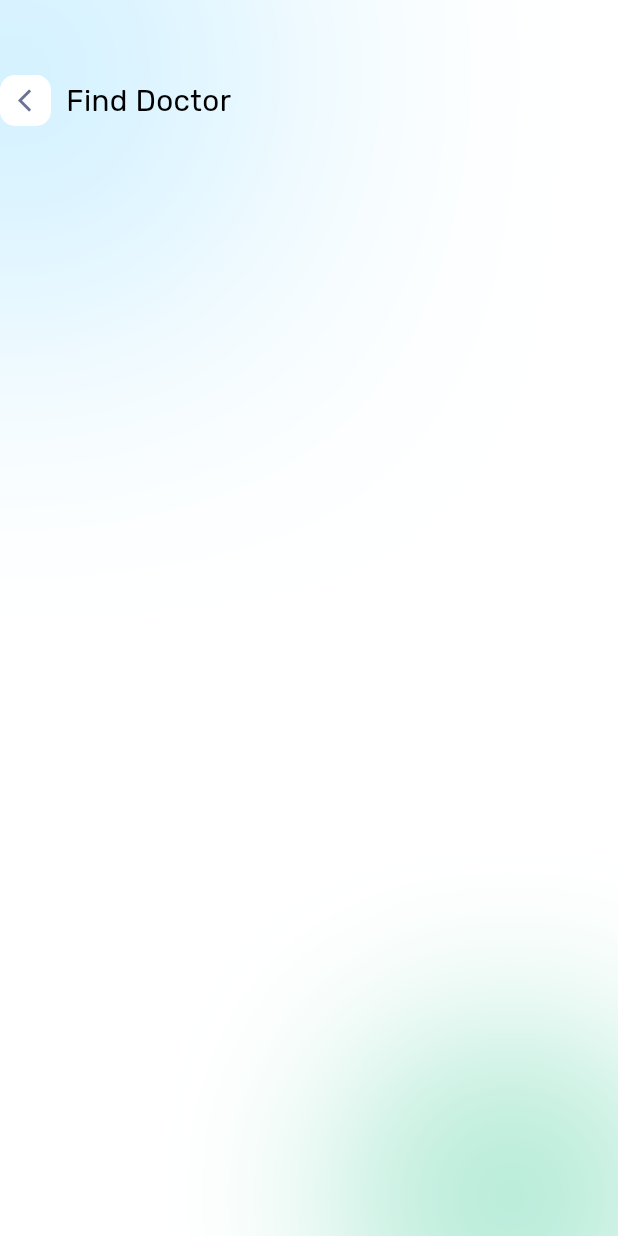
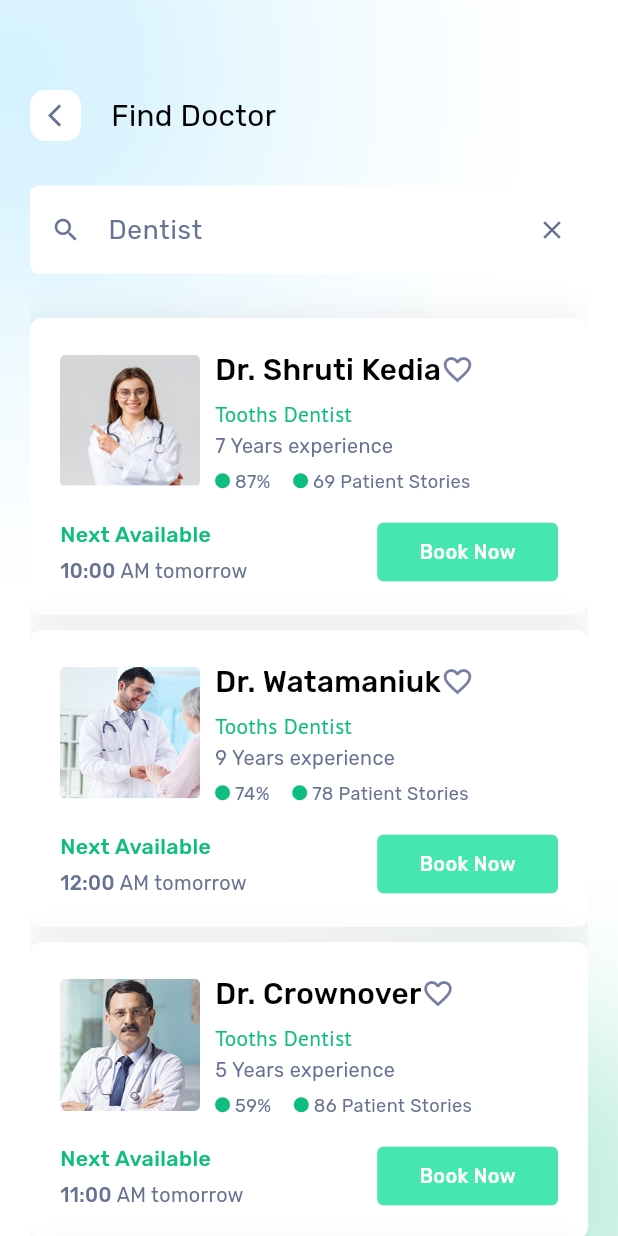
Before and after one commit to Elkady468/doctor_app, a Flutter app: the FindDoctorsView screen opened directly, on a phone screen of 412 x 824 dp. Run offline on Flutter 3.47's test engine with Material 3 defaults, Android fonts, the phone set to English and light mode, and no system bars; our stand-ins replace bloc, cloud_firestore, convex_bottom_bar, equatable, firebase_auth, firebase_core and 3 more; accounts and stored records are empty.

Commit message:
finish find doctor page

```diff
--- /dev/null
+++ b/devtools_options.yaml
@@ -0,0 +1,3 @@
+description: This file stores settings for Dart & Flutter DevTools.
+documentation: https://docs.flutter.dev/tools/devtools/extensions#configure-extension-enablement-states
+extensions:
--- a/lib/core/utils/Assets.dart
+++ b/lib/core/utils/Assets.dart
@@ -27,4 +27,7 @@ class Assets {
   static String comment3 = "assets/images/Ellipse 139 (2).png";
   static String comment4 = "assets/images/Ellipse 139 (3).png";
   static String addComment = "assets/images/menu.png";
+  static String findDoctor1 = "assets/images/Rectangle 506.png";
+  static String findDoctor2 = "assets/images/Rectangle 506 (1).png";
+  static String findDoctor3 = "assets/images/Rectangle 506 (2).png";
 }
--- a/lib/core/utils/styles.dart
+++ b/lib/core/utils/styles.dart
@@ -37,6 +37,15 @@ abstract class Styles {
     );
   }
 
+  static TextStyle Medium13(context) {
+    return TextStyle(
+      fontSize: getResponsiveFontSize(context, fontSize: 13),
+      color: Color(0xff0EBE7F),
+      fontFamily: "Rubik",
+      fontWeight: FontWeight.w500,
+    );
+  }
+
   static TextStyle Medium9(context) {
     return TextStyle(
       fontSize: getResponsiveFontSize(context, fontSize: 9),
@@ -52,6 +61,15 @@ abstract class Styles {
       color: Colors.black,
       fontFamily: "Rubik",
       fontWeight: FontWeight.w500,
+    );
+  }
+
+  static TextStyle Reguler13(context) {
+    return TextStyle(
+      fontSize: getResponsiveFontSize(context, fontSize: 13),
+      color: Color(0xff0EBE7F),
+      fontFamily: "PTSans",
+      fontWeight: FontWeight.w400,
     );
   }
 
@@ -86,6 +104,15 @@ abstract class Styles {
     return TextStyle(
       fontSize: getResponsiveFontSize(context, fontSize: 20),
       color: Colors.white,
+      fontFamily: "Rubik",
+      fontWeight: FontWeight.w300,
+    );
+  }
+
+  static TextStyle Ligth11(context) {
+    return TextStyle(
+      fontSize: getResponsiveFontSize(context, fontSize: 11),
+      color: Color(0xff677294),
       fontFamily: "Rubik",
       fontWeight: FontWeight.w300,
     );
--- /dev/null
+++ b/lib/feature/home/data/models/find_doctor_model.dart
@@ -0,0 +1,13 @@
+class FindDoctorModel {
+  final String doctorName, time, image;
+  final int experienceCount, percentage, patientStories;
+
+  FindDoctorModel({
+    required this.image,
+    required this.doctorName,
+    required this.time,
+    required this.experienceCount,
+    required this.percentage,
+    required this.patientStories,
+  });
+}
--- a/lib/feature/home/presentation/views/widgets/custom_app_bar.dart
+++ b/lib/feature/home/presentation/views/widgets/custom_app_bar.dart
@@ -45,7 +45,7 @@ class CustomAppBar extends StatelessWidget {
           bottom: -20,
           child: Padding(
             padding: const EdgeInsets.symmetric(horizontal: 20.0),
-            child: CustomTextField(),
+            child: CustomTextField(hintText: "Search..."),
           ),
         ),
       ],
--- a/lib/feature/home/presentation/views/widgets/custom_text_field.dart
+++ b/lib/feature/home/presentation/views/widgets/custom_text_field.dart
@@ -2,8 +2,8 @@ import 'package:doctor_app/core/utils/styles.dart';
 import 'package:flutter/material.dart';
 
 class CustomTextField extends StatelessWidget {
-  const CustomTextField({super.key});
-
+  const CustomTextField({super.key, required this.hintText});
+  final String hintText;
   @override
   Widget build(BuildContext context) {
     return TextField(
@@ -15,7 +15,7 @@ class CustomTextField extends StatelessWidget {
         suffixIcon: Icon(Icons.close, color: Color(0xff677294), size: 20),
         fillColor: Colors.white,
         filled: true,
-        hintText: "Search...",
+        hintText: hintText,
         hintStyle: Styles.Reguler16(context),
         border: OutlineInputBorder(
           borderSide: BorderSide(width: 0, color: Colors.white),
--- a/lib/feature/home/presentation/views/widgets/find_doctor_appbar.dart
+++ b/lib/feature/home/presentation/views/widgets/find_doctor_appbar.dart
@@ -25,7 +25,7 @@ class FindDoctorAppbar extends StatelessWidget {
             ),
           ),
         ),
-        SizedBox(width: 10),
+        SizedBox(width: 20),
         Text("Find Doctor", style: Styles.Reguler18(context)),
       ],
     );
--- a/lib/feature/home/presentation/views/widgets/find_doctor_body.dart
+++ b/lib/feature/home/presentation/views/widgets/find_doctor_body.dart
@@ -1,4 +1,7 @@
+import 'package:doctor_app/feature/home/presentation/views/widgets/custom_text_field.dart';
 import 'package:doctor_app/feature/home/presentation/views/widgets/find_doctor_appbar.dart';
+import 'package:doctor_app/feature/home/presentation/views/widgets/find_doctor_item.dart';
+import 'package:doctor_app/feature/home/presentation/views/widgets/find_doctor_list_view.dart';
 import 'package:flutter/material.dart';
 
 class FindDoctorBody extends StatelessWidget {
@@ -6,6 +9,20 @@ class FindDoctorBody extends StatelessWidget {
 
   @override
   Widget build(BuildContext context) {
-    return Column(children: [SizedBox(height: 50), FindDoctorAppbar()]);
+    return Padding(
+      padding: const EdgeInsets.symmetric(horizontal: 20.0),
+      child: SingleChildScrollView(
+        child: Column(
+          children: [
+            SizedBox(height: 60),
+            FindDoctorAppbar(),
+            SizedBox(height: 30),
+            CustomTextField(hintText: "Dentist"),
+            SizedBox(height: 30),
+            FindDoctorListView(),
+          ],
+        ),
+      ),
+    );
   }
 }
--- /dev/null
+++ b/lib/feature/home/presentation/views/widgets/find_doctor_item.dart
@@ -0,0 +1,161 @@
+import 'package:doctor_app/core/utils/Assets.dart';
+import 'package:doctor_app/core/utils/styles.dart';
+import 'package:doctor_app/feature/home/data/models/find_doctor_model.dart';
+import 'package:flutter/material.dart';
+
+class FindDoctorItem extends StatefulWidget {
+  const FindDoctorItem({super.key, required this.findDoctorModel});
+  final FindDoctorModel findDoctorModel;
+  @override
+  State<FindDoctorItem> createState() => _FindDoctorItemState();
+}
+
+class _FindDoctorItemState extends State<FindDoctorItem> {
+  bool isFav = false;
+  @override
+  Widget build(BuildContext context) {
+    return Container(
+      padding: EdgeInsets.all(20),
+      decoration: ShapeDecoration(
+        color: Colors.white,
+        shape: RoundedRectangleBorder(borderRadius: BorderRadius.circular(8)),
+        shadows: [
+          BoxShadow(
+            color: Color(0x14000000),
+            blurRadius: 20,
+            offset: Offset(0, 0),
+            spreadRadius: 0,
+          ),
+        ],
+      ),
+      child: Column(
+        children: [
+          Row(
+            children: [
+              Image.asset(
+                widget.findDoctorModel.image,
+                height: MediaQuery.sizeOf(context).height * .1071428571428571,
+              ),
+              SizedBox(width: 10),
+              Column(
+                crossAxisAlignment: CrossAxisAlignment.start,
+                mainAxisAlignment: MainAxisAlignment.spaceBetween,
+                children: [
+                  Row(
+                    mainAxisAlignment: MainAxisAlignment.spaceBetween,
+                    children: [
+                      Text(
+                        widget.findDoctorModel.doctorName,
+                        style: Styles.Medium18(context),
+                      ),
+                      //  Spacer(),
+                      InkWell(
+                        onTap: () {
+                          setState(() {
+                            isFav = !isFav;
+                          });
+                        },
+                        child: isFav
+                            ? Icon(
+                                Icons.favorite_rounded,
+                                color: Colors.red,
+                                size: 22,
+                              )
+                            : Icon(
+                                Icons.favorite_border_outlined,
+                                color: Color(0xff777EA5),
+                                size: 22,
+                              ),
+                      ),
+                    ],
+                  ),
+                  SizedBox(height: 5),
+                  Text("Tooths Dentist", style: Styles.Reguler13(context)),
+                  SizedBox(height: 3),
+                  Text(
+                    "${widget.findDoctorModel.experienceCount} Years experience ",
+                    style: Styles.Ligth12(context),
+                  ),
+                  SizedBox(height: 5),
+                  Row(
+                    children: [
+                      Container(
+                        width: 10,
+                        height: 10,
+                        decoration: ShapeDecoration(
+                          color: const Color(0xFF0EBE7F),
+                          shape: OvalBorder(),
+                        ),
+                      ),
+                      Text(
+                        " ${widget.findDoctorModel.percentage}%",
+                        style: Styles.Ligth11(context),
+                      ),
+                      SizedBox(width: 15),
+                      Container(
+                        width: 10,
+                        height: 10,
+                        decoration: ShapeDecoration(
+                          color: const Color(0xFF0EBE7F),
+                          shape: OvalBorder(),
+                        ),
+                      ),
+                      Text(
+                        " ${widget.findDoctorModel.patientStories} Patient Stories",
+                        style: Styles.Ligth11(context),
+                      ),
+                    ],
+                  ),
+                ],
+              ),
+            ],
+          ),
+          SizedBox(height: 17),
+          Row(
+            mainAxisAlignment: MainAxisAlignment.spaceBetween,
+            children: [
+              Column(
+                crossAxisAlignment: CrossAxisAlignment.start,
+                children: [
+                  Text('Next Available', style: Styles.Medium13(context)),
+                  SizedBox(height: 5),
+                  Row(
+                    children: [
+                      Text(
+                        "${widget.findDoctorModel.time} ",
+                        style: Styles.Medium12(
+                          context,
+                        ).copyWith(color: Color(0xff677294)),
+                      ),
+                      Text("AM tomorrow", style: Styles.Ligth12(context)),
+                    ],
+                  ),
+                ],
+              ),
+              CustomBookContainer(),
+            ],
+          ),
+        ],
+      ),
+    );
+  }
+}
+
+class CustomBookContainer extends StatelessWidget {
+  const CustomBookContainer({super.key});
+
+  @override
+  Widget build(BuildContext context) {
+    return Container(
+      padding: EdgeInsets.symmetric(vertical: 10, horizontal: 28),
+      decoration: ShapeDecoration(
+        color: const Color.fromARGB(255, 69, 231, 174),
+        shape: RoundedRectangleBorder(borderRadius: BorderRadius.circular(4)),
+      ),
+      child: Text(
+        "Book Now",
+        style: Styles.Medium12(context).copyWith(color: Colors.white),
+      ),
+    );
+  }
+}
--- /dev/null
+++ b/lib/feature/home/presentation/views/widgets/find_doctor_list_view.dart
@@ -0,0 +1,57 @@
+import 'package:doctor_app/core/utils/Assets.dart';
+import 'package:doctor_app/feature/home/data/models/find_doctor_model.dart';
+import 'package:doctor_app/feature/home/presentation/views/widgets/find_doctor_item.dart';
+import 'package:flutter/material.dart';
+
+class FindDoctorListView extends StatelessWidget {
+  FindDoctorListView({super.key});
+  List<FindDoctorModel> items = [
+    FindDoctorModel(
+      image: Assets.findDoctor1,
+      doctorName: 'Dr. Shruti Kedia',
+      time: '10:00',
+      experienceCount: 7,
+      percentage: 87,
+      patientStories: 69,
+    ),
+    FindDoctorModel(
+      image: Assets.findDoctor2,
+      doctorName: 'Dr. Watamaniuk',
+      time: '12:00',
+      experienceCount: 9,
+      percentage: 74,
+      patientStories: 78,
+    ),
+    FindDoctorModel(
+      image: Assets.findDoctor3,
+      doctorName: 'Dr. Crownover',
+      time: '11:00',
+      experienceCount: 5,
+      percentage: 59,
+      patientStories: 86,
+    ),
+    FindDoctorModel(
+      image: Assets.findDoctor1,
+      doctorName: 'Dr. Balestra',
+      time: '09:00',
+      experienceCount: 6,
+      percentage: 80,
+      patientStories: 45,
+    ),
+  ];
+  @override
+  Widget build(BuildContext context) {
+    return ListView.builder(
+      physics: NeverScrollableScrollPhysics(),
+      shrinkWrap: true,
+      padding: EdgeInsets.zero,
+      itemCount: items.length,
+      itemBuilder: (context, index) {
+        return Padding(
+          padding: const EdgeInsets.only(bottom: 10.0),
+          child: FindDoctorItem(findDoctorModel: items[index]),
+        );
+      },
+    );
+  }
+}
--- a/lib/main.dart
+++ b/lib/main.dart
@@ -26,7 +26,7 @@ class DoctorApp extends StatelessWidget {
         BlocProvider(create: (context) => UserDataCubit()..getUserData()),
       ],
 
-      child: MaterialApp(debugShowCheckedModeBanner: false, home: SplashView()),
+      child: MaterialApp(debugShowCheckedModeBanner: false, home: HomeView()),
     );
   }
 }
--- a/pubspec.yaml
+++ b/pubspec.yaml
@@ -88,6 +88,9 @@ flutter:
           weight: 700
         - asset: assets/fonts/Rubik-Medium.ttf
           weight: 500
+    - family: PTSans
+      fonts:
+        - asset: assets/fonts/PTSans-Regular.ttf
   #     fonts:
   #       - asset: fonts/TrajanPro.ttf
   #       - asset: fonts/TrajanPro_Bold.ttf
```
Also changed, not shown: assets/fonts/PTSans-Regular.ttf (added), assets/images/Rectangle 506 (1).png (added), assets/images/Rectangle 506 (2).png (added), assets/images/Rectangle 506.png (added).
